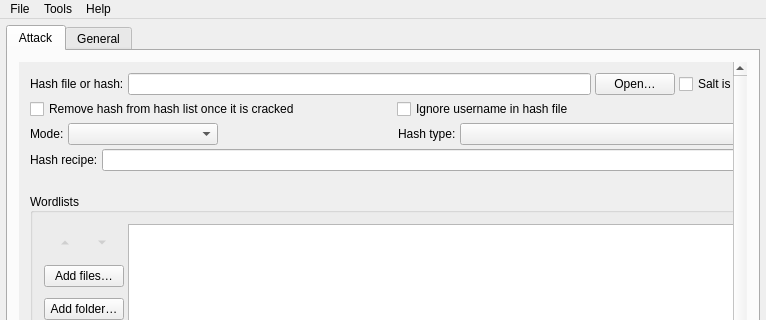
rgroesslinger/hashcat-gui, file src/mainwindow.ui: the form before one commit; both pictures show x 0 to 766 and y 0 to 320 of the 766 by 901 pixel window.
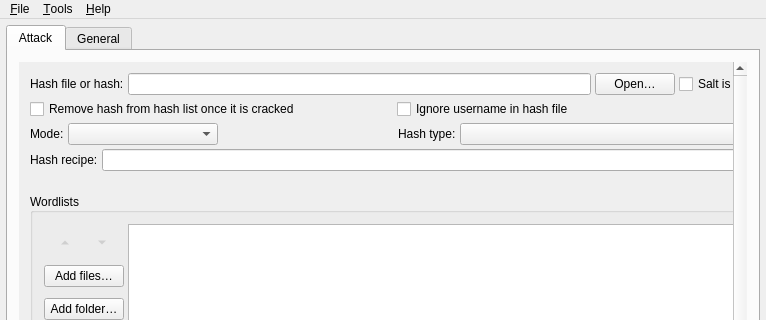
The form after the commit. Icons and pictures are not drawn.

Commit message:
Polish tooltips, shortcuts and accessible names
Check the hashcat option tooltips against 8.0.0, add the ones that were
missing and shorten the wordiest. Give the repeated buttons distinct
accessible names so a screen reader does not read several "Remove" or
"Browse…" buttons, and number the rules-file slots in their labels.

Patch:
```diff
--- a/src/mainwindow.ui
+++ b/src/mainwindow.ui
@@ -2447,14 +2447,14 @@
    </property>
    <widget class="QMenu" name="menuHelp">
     <property name="title">
-     <string>Help</string>
+     <string>&amp;Help</string>
     </property>
     <addaction name="actionAboutQt"/>
     <addaction name="actionAbout"/>
    </widget>
    <widget class="QMenu" name="menuTools">
     <property name="title">
-     <string>Tools</string>
+     <string>&amp;Tools</string>
     </property>
     <widget class="QMenu" name="menuLoadExampleSession">
      <property name="title">
@@ -2467,7 +2467,7 @@
    </widget>
    <widget class="QMenu" name="menuFile">
     <property name="title">
-     <string>File</string>
+     <string>&amp;File</string>
     </property>
     <addaction name="actionImportSession"/>
     <addaction name="actionExportSession"/>
```
Left out of the diff: 204 changed lines with no effect on the pictures. The commit also changes 2 other files.
